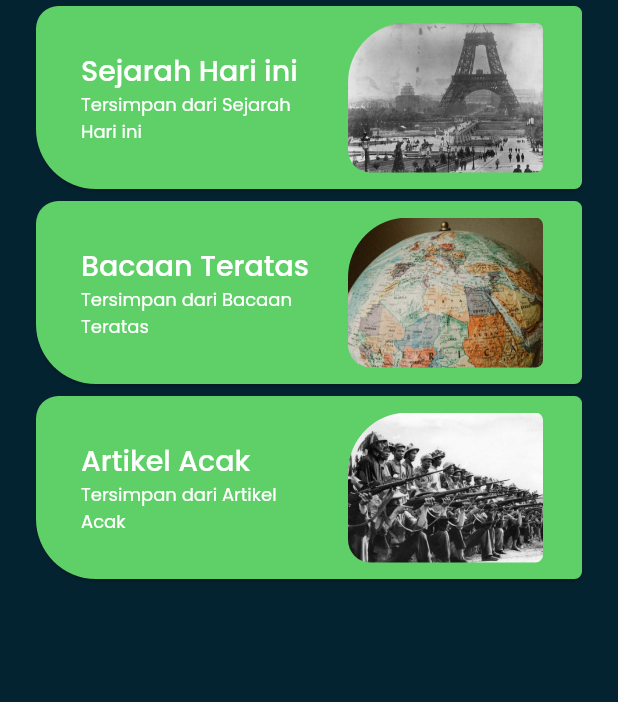
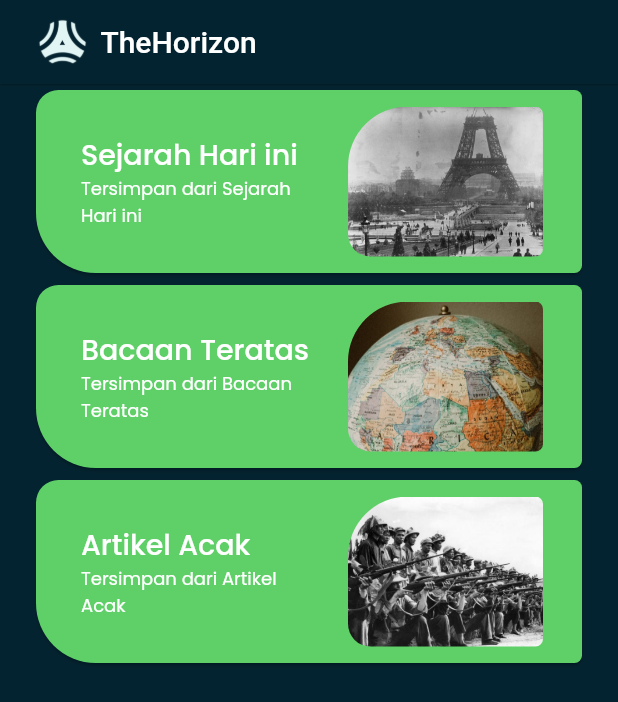
Before and after one commit to Akbarrzql/The-Horizon, a Flutter app: the PageSaveKategori screen opened directly, on a phone screen of 412 x 824 dp. Shown: the top 702 px of the screen. Run offline on Flutter 3.47's test engine with Material 2 defaults, Android fonts, the light colour scheme and no system bars; our stand-ins replace cloud_firestore, firebase_auth, firebase_core, firebase_messaging, firebase_storage, flutter_local_notifications and 11 more; missing offline and left inert: flutter_downloader; accounts and stored records are empty; project files that could hold a hidden picture were left out.

Commit message:
fix [AR]: app bar in save page and kuis

```diff
--- a/lib/Main/PageSave/PageSave.dart
+++ b/lib/Main/PageSave/PageSave.dart
@@ -16,6 +16,25 @@ class _PageSaveKategoriState extends State<PageSaveKategori> {
   Widget build(BuildContext context) {
     return Scaffold(
         backgroundColor: Color(0xff042330),
+        appBar: AppBar(
+          backgroundColor: Color(0xff042330),
+          elevation: 0.5,
+          title: Row(
+            mainAxisAlignment: MainAxisAlignment.start,
+            children: [
+              Image.asset(
+                'assets/newlogosmall.png',
+                fit: BoxFit.contain,
+                height: 50,
+                width: 50,
+              ),
+              Container(
+                  padding: const EdgeInsets.only(left: 1), child: Text('TheHorizon', style: GoogleFonts.imFellGreatPrimerSc(color: Colors.white),)),
+            ],
+          ),
+          //no back button
+          automaticallyImplyLeading: false,
+        ),
         body: SingleChildScrollView(
           child: Container(
             child: Row(
```
Also changed, not shown: lib/Main/Kuis/screens/main_quiz.dart (+19 -0 lines).
